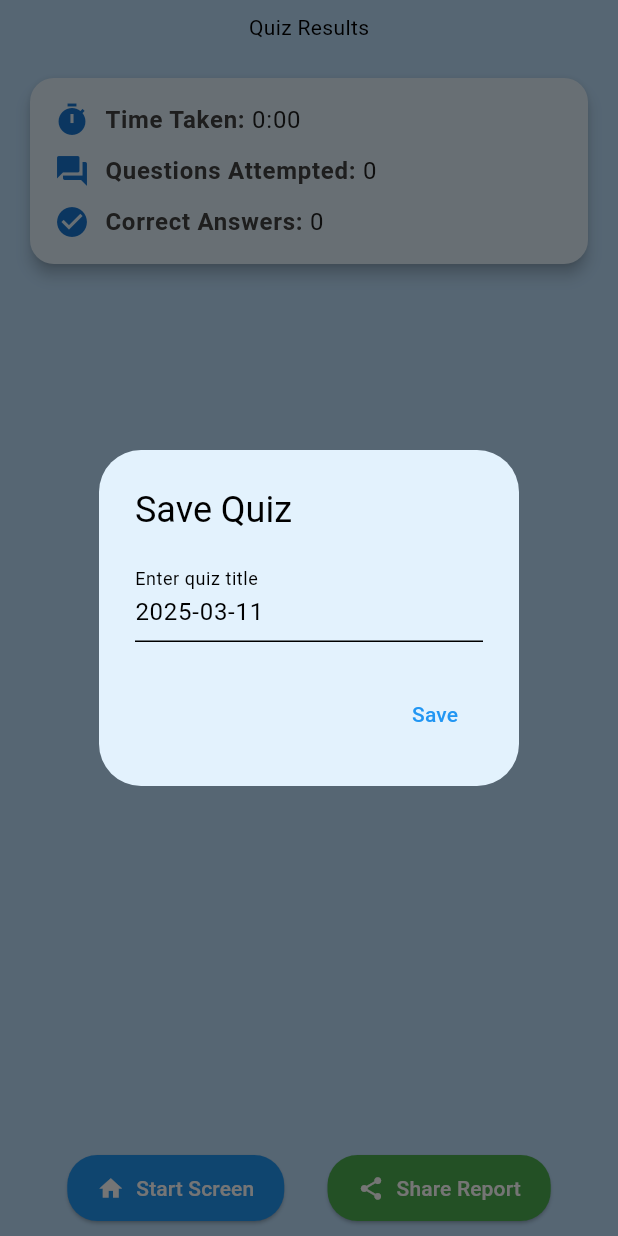
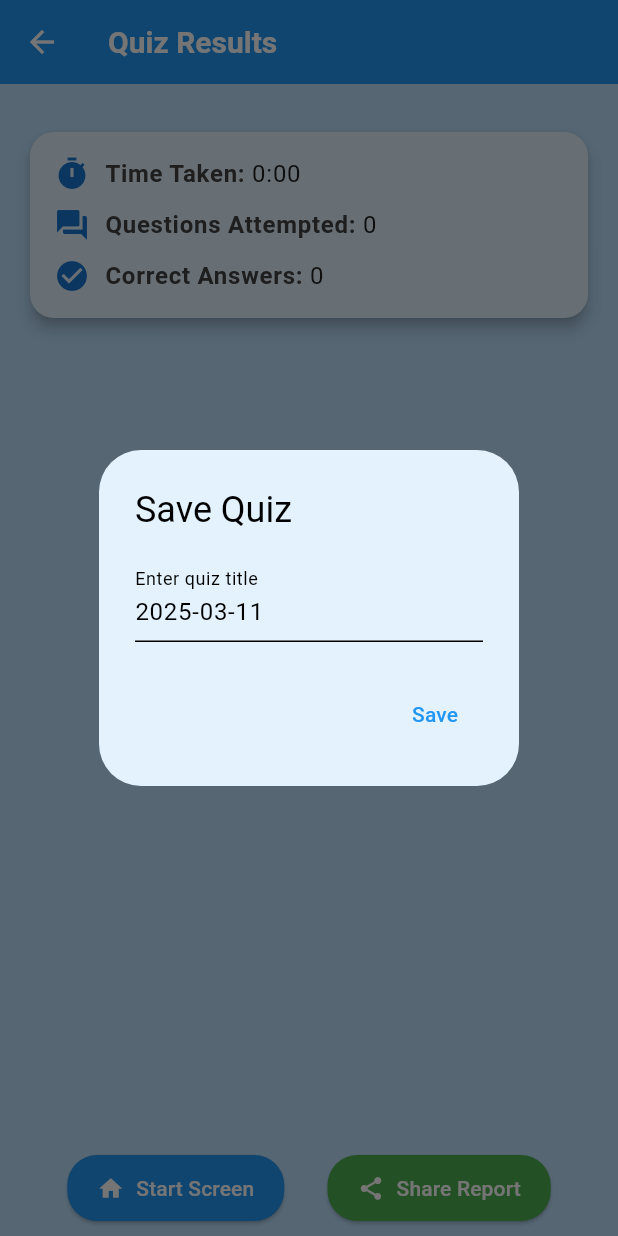
Before and after one commit to nzcv/QuickMath_Kids, a Flutter app: the ResultScreen screen opened directly with empty values, on a phone screen of 412 x 824 dp. Run offline on Flutter 3.47's test engine with Material 3 defaults, Android fonts, the phone set to English and light mode, and no system bars; our stand-ins replace confetti, firebase_core, flutter_riverpod, flutter_secure_storage, flutter_tts, in_app_purchase and 3 more; accounts and stored records are empty.

Commit message:
ui update

```diff
--- a/lib/app_theme.dart
+++ b/lib/app_theme.dart
@@ -81,8 +81,8 @@ class AppTheme {
           color: onSurfaceColor,
         ),
       ),
-      iconTheme: IconThemeData(
-        color: onSurfaceColor
+      iconTheme: const IconThemeData(
+        color: Colors.white, // Set all icons to white
       ),
       dividerColor: secondaryColor.withOpacity(0.3),
       scaffoldBackgroundColor: backgroundColor,
--- a/lib/screens/result_screen/result_screen.dart
+++ b/lib/screens/result_screen/result_screen.dart
@@ -168,20 +168,13 @@ class _ResultScreenState extends State<ResultScreen>
     int correctAnswers = widget.answeredCorrectly.where((correct) => correct).length;
 
     return Scaffold(
+      appBar: AppBar(title:Text('Quiz Results', textAlign: TextAlign.center,),),
       body: SafeArea(
         child: Padding(
           padding: const EdgeInsets.symmetric(horizontal: 16.0, vertical: 8.0),
           child: Column(
             crossAxisAlignment: CrossAxisAlignment.center,
             children: [
-              FadeTransition(
-                opacity: _fadeAnimation,
-                child: Text(
-                  widget.isFromHistory && _quizTitle != null
-                      ? 'Quiz Results - $_quizTitle'
-                      : 'Quiz Results',
-                ),
-              ),
               const SizedBox(height: 20),
               FadeTransition(
                 opacity: _fadeAnimation,
@@ -240,6 +233,9 @@ class _ResultScreenState extends State<ResultScreen>
                               widget.answeredCorrectly[index]
                                   ? Icons.check_circle
                                   : Icons.cancel,
+                              color: widget.answeredCorrectly[index]
+                                  ? Colors.green
+                                  : Colors.red, // Keep these specific colors for correctness
                             ),
                             title: Text(widget.answeredQuestions[index]),
                           );
@@ -251,12 +247,12 @@ class _ResultScreenState extends State<ResultScreen>
                 mainAxisAlignment: MainAxisAlignment.spaceEvenly,
                 children: [
                   ElevatedButton.icon(
-                    icon: const Icon(Icons.home),
+                    icon: const Icon(Icons.home, color: Colors.white),
                     onPressed: () => widget.switchToStartScreen(),
                     label: const Text('Start Screen'),
                   ),
                   ElevatedButton.icon(
-                    icon: const Icon(Icons.share),
+                    icon: const Icon(Icons.share, color: Colors.white),
                     onPressed: _sharePDFReport,
                     style: ElevatedButton.styleFrom(
                       backgroundColor: Colors.green,
```
Also changed, not shown: lib/screens/home_screen/home_page.dart (+4 -4 lines), lib/screens/practice_screen/practice_screen.dart (+5 -5 lines), 1 other file.
